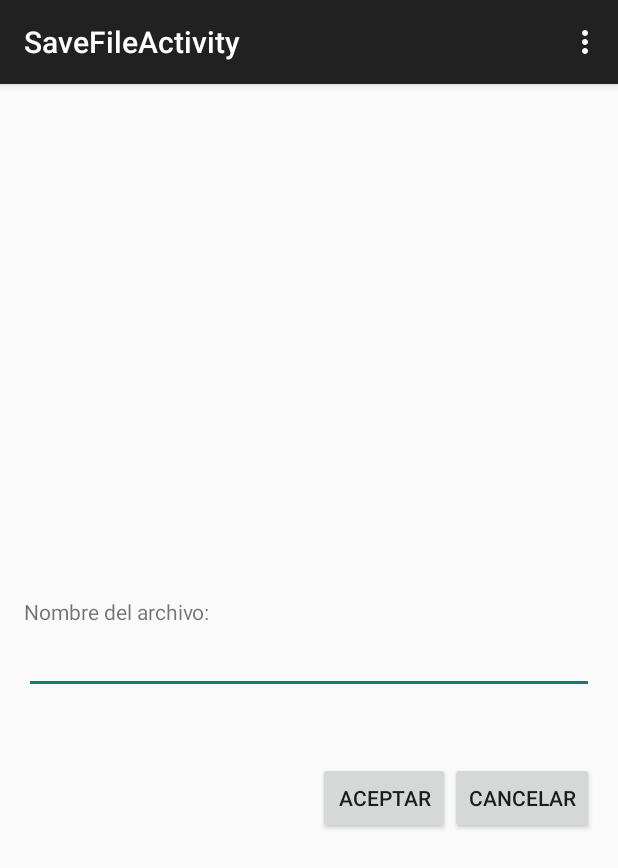
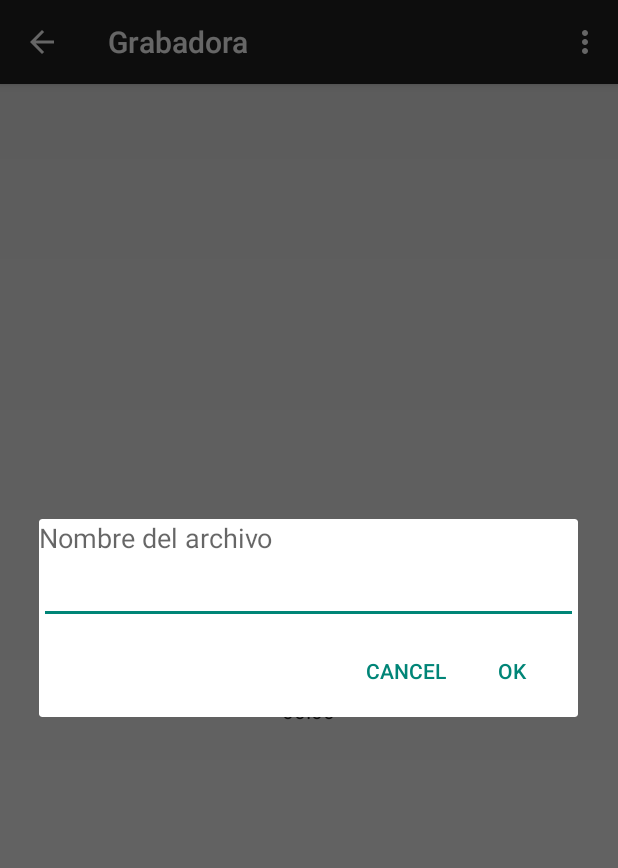
Before and after one commit to sigifredo/Grabadora, an Android app: the screen it shows after launch (SaveFileActivity before the commit, MainActivity after it), after a tap on "DETENER", on a phone screen of 412 x 824 dp. Shown: the top 868 px of the screen. Run offline under Robolectric (Android 15) with nearby library versions, the phone set to English and light mode, and no system bars; 2 statements that could not run were skipped; 1 other tap on this screen came first.

Commit message:
The save activity was changed AlertDialog.

```diff
--- a/app/src/main/java/com/eldamar/grabadora/app/RecordFragment.java
+++ b/app/src/main/java/com/eldamar/grabadora/app/RecordFragment.java
@@ -3,6 +3,8 @@ package com.eldamar.grabadora.app;
 import java.io.File;
 import java.io.IOException;
 
+import android.app.AlertDialog;
+import android.content.DialogInterface;
 import android.content.Intent;
 import android.media.MediaRecorder;
 import android.os.Bundle;
@@ -13,6 +15,7 @@ import android.view.View;
 import android.view.ViewGroup;
 import android.widget.Button;
 import android.widget.Chronometer;
+import android.widget.EditText;
 import android.widget.Toast;
 
 
@@ -40,6 +43,7 @@ public class RecordFragment extends Fragment implements View.OnClickListener {
         mButton = (Button) view.findViewById(R.id.button);
         mButton.setOnClickListener(this);
         mChronometer = (Chronometer) view.findViewById(R.id.chronometer);
+        mFile = null;
         mRecorder = null;
 
         return view;
@@ -76,10 +80,38 @@ public class RecordFragment extends Fragment implements View.OnClickListener {
             mChronometer.stop();
             mChronometer.setBase(SystemClock.elapsedRealtime());
 
-            // TODO: Cerrar el archivo temporal.
-            Intent intent = new Intent(getActivity(), SaveFileActivity.class);
-            intent.putExtra("mFilePath", mFile.getAbsolutePath());
-            startActivity(intent);
+            AlertDialog.Builder builder = new AlertDialog.Builder(getActivity());
+            View dialogSave = getActivity().getLayoutInflater().inflate(R.layout.dialog_save, null);
+            final EditText et = (EditText) dialogSave.findViewById(R.id.editText);
+            builder.setView(dialogSave)
+                    .setPositiveButton(android.R.string.yes, new DialogInterface.OnClickListener() {
+                        public void onClick(DialogInterface dialogInterface, int iButton) {
+                            String fileName = et.getText().toString().trim();
+
+                            if (fileName.isEmpty()) {
+                                // TODO: no cerrar el diálogo.
+                                Toast.makeText(getActivity(), "El nombre del archivo no es correcto.", Toast.LENGTH_SHORT).show();
+                            } else {
+                                // TODO: obtener la verdadera extensión.
+                                if (!fileName.contains(".3pg"))
+                                    fileName = fileName + ".3pg";
+
+                                File oFile = new File(getActivity().getFilesDir(), fileName);
+
+                                if (mFile.renameTo(oFile))
+                                    Toast.makeText(getActivity(), "Se ha guardaro el archivo satisfactoriamente." + oFile.getAbsolutePath(), Toast.LENGTH_LONG).show();
+                                else
+                                    Toast.makeText(getActivity(), "Ha ocurrido un problema, y el archivo no pudo ser guardado.", Toast.LENGTH_LONG).show();
+                            }
+                        }
+                    })
+                    .setNegativeButton(android.R.string.cancel, new DialogInterface.OnClickListener() {
+                        public void onClick(DialogInterface dialogInterface, int iButton) {
+                            mFile.delete();
+                            mFile = null;
+                        }
+                    })
+                    .create().show();
         }
     }
 }
--- a/app/src/main/java/com/eldamar/grabadora/app/SaveFileActivity.java
+++ /dev/null
@@ -1,71 +0,0 @@
-package com.eldamar.grabadora.app;
-
-import android.support.v7.app.ActionBarActivity;
-import android.os.Bundle;
-import android.view.Menu;
-import android.view.MenuItem;
-import android.view.View;
-import android.widget.EditText;
-import android.widget.Toast;
-
-import java.io.File;
-
-
-// TODO: mostrar mensaje que no se pudo guardar el archivo al cierre de esta actividad.
-public class SaveFileActivity extends ActionBarActivity {
-
-    private File mFile;
-    private EditText mEditText;
-
-    @Override
-    protected void onCreate(Bundle savedInstanceState) {
-        super.onCreate(savedInstanceState);
-        setContentView(R.layout.activity_save_file);
-
-        mFile = new File(getIntent().getExtras().getString("mFilePath"));
-        mEditText = (EditText) findViewById(R.id.et1);
-    }
-
-    @Override
-    public boolean onCreateOptionsMenu(Menu menu) {
-        // Inflate the menu; this adds items to the action bar if it is present.
-        getMenuInflater().inflate(R.menu.save_file, menu);
-        return true;
-    }
-
-    @Override
-    public boolean onOptionsItemSelected(MenuItem item) {
-        // Handle action bar item clicks here. The action bar will
-        // automatically handle clicks on the Home/Up button, so long
-        // as you specify a parent activity in AndroidManifest.xml.
-        if (item.getItemId() == R.id.action_settings)
-            return true;
-        else
-            return super.onOptionsItemSelected(item);
-    }
-
-    public void save(View view) {
-        String fileName = mEditText.getText().toString().trim();
-
-        if (fileName.isEmpty())
-            Toast.makeText(this, "Por favor, especifique un nombre de archivo.", Toast.LENGTH_LONG).show();
-        else {
-            // TODO: obtener la verdadera extensión.
-            fileName = fileName + ".3pg";
-
-            File oFile = new File(getFilesDir(), fileName);
-
-            if (mFile.renameTo(oFile))
-                Toast.makeText(this, "Se ha guardaro el archivo satisfactoriamente." + oFile.getAbsolutePath(), Toast.LENGTH_LONG).show();
-            else
-                Toast.makeText(this, "Ha ocurrido un problema, y el archivo no pudo ser guardado.", Toast.LENGTH_LONG).show();
-
-            finish();
-        }
-    }
-
-    public void cancel(View view) {
-        mFile.deleteOnExit();
-        finish();
-    }
-}
--- a/app/src/main/res/layout/activity_save_file.xml
+++ /dev/null
@@ -1,46 +0,0 @@
-<RelativeLayout xmlns:android="http://schemas.android.com/apk/res/android"
-    xmlns:tools="http://schemas.android.com/tools"
-    android:layout_width="match_parent"
-    android:layout_height="match_parent"
-    android:paddingLeft="@dimen/activity_horizontal_margin"
-    android:paddingRight="@dimen/activity_horizontal_margin"
-    android:paddingTop="@dimen/activity_vertical_margin"
-    android:paddingBottom="@dimen/activity_vertical_margin"
-    tools:context="com.eldamar.grabadora.app.SaveFileActivity">
-
-    <TextView
-        android:text="@string/file_name"
-        android:layout_width="wrap_content"
-        android:layout_height="wrap_content"
-        android:layout_above="@+id/et1" />
-
-    <EditText
-        android:layout_width="wrap_content"
-        android:layout_height="wrap_content"
-        android:id="@+id/et1"
-        android:layout_centerVertical="true"
-        android:layout_centerHorizontal="true"
-        android:layout_alignParentLeft="true"
-        android:layout_alignParentRight="true" />
-
-    <Button
-        android:layout_width="wrap_content"
-        android:layout_height="wrap_content"
-        android:text="@string/accept"
-        android:id="@+id/btnAccept"
-        android:layout_marginTop="45dp"
-        android:layout_below="@+id/et1"
-        android:layout_toLeftOf="@+id/btnCancel"
-        android:onClick="save" />
-
-    <Button
-        android:layout_width="wrap_content"
-        android:layout_height="wrap_content"
-        android:text="@string/cancel"
-        android:id="@+id/btnCancel"
-        android:layout_alignTop="@+id/btnAccept"
-        android:layout_alignParentRight="true"
-        android:layout_alignParentEnd="true"
-        android:onClick="cancel" />
-
-</RelativeLayout>
--- /dev/null
+++ b/app/src/main/res/layout/dialog_save.xml
@@ -0,0 +1,19 @@
+<?xml version="1.0" encoding="utf-8"?>
+
+<LinearLayout xmlns:android="http://schemas.android.com/apk/res/android"
+    android:orientation="vertical" android:layout_width="match_parent"
+    android:layout_height="match_parent">
+
+    <TextView
+        android:layout_width="wrap_content"
+        android:layout_height="wrap_content"
+        android:text="Nombre del archivo"
+        android:id="@+id/message"
+        android:textAppearance="?android:textAppearanceMedium" />
+
+    <EditText
+        android:layout_width="match_parent"
+        android:layout_height="wrap_content"
+        android:id="@+id/editText" />
+
+</LinearLayout>
```
